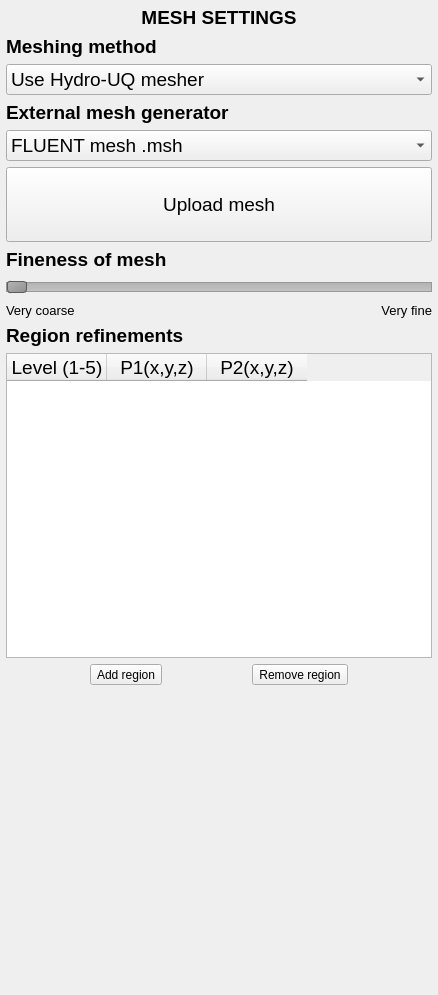
NHERI-SimCenter/HydroUQ, file EVENTS/GeoClawOpenFOAM/meshing.ui: the form before one commit.
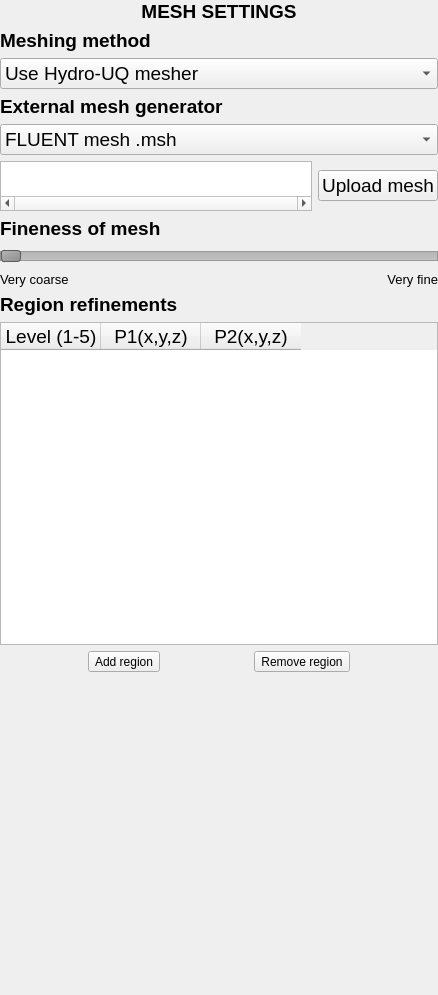
The form after the commit.

Commit message: bha - checked building / mesh / materials

What changed in the file:
```diff
--- a/EVENTS/GeoClawOpenFOAM/meshing.ui
+++ b/EVENTS/GeoClawOpenFOAM/meshing.ui
@@ -15,16 +15,16 @@
   </property>
   <layout class="QVBoxLayout" name="verticalLayout">
    <property name="leftMargin">
-    <number>6</number>
+    <number>0</number>
    </property>
    <property name="topMargin">
-    <number>6</number>
+    <number>0</number>
    </property>
    <property name="rightMargin">
-    <number>6</number>
+    <number>0</number>
    </property>
    <property name="bottomMargin">
-    <number>6</number>
+    <number>0</number>
    </property>
    <item>
     <widget class="QLabel" name="Lbl_H1">
@@ -140,6 +140,41 @@
     </widget>
    </item>
    <item>
+    <layout class="QHBoxLayout" name="horizontalLayout" stretch="3,1">
+     <item>
+      <widget class="QPlainTextEdit" name="PText_Path">
+       <property name="sizePolicy">
+        <sizepolicy hsizetype="Fixed" vsizetype="MinimumExpanding">
+         <horstretch>0</horstretch>
+         <verstretch>0</verstretch>
+        </sizepolicy>
+       </property>
+       <property name="minimumSize">
+        <size>
+         <width>200</width>
+         <height>50</height>
+        </size>
+       </property>
+       <property name="maximumSize">
+        <size>
+         <width>400</width>
+         <height>50</height>
+        </size>
+       </property>
+       <property name="font">
+        <font>
+         <pointsize>14</pointsize>
+        </font>
+       </property>
+       <property name="horizontalScrollBarPolicy">
+        <enum>Qt::ScrollBarAlwaysOn</enum>
+       </property>
+       <property name="readOnly">
+        <bool>true</bool>
+       </property>
+      </widget>
+     </item>
+     <item>
     <widget class="QPushButton" name="Btn_UploadMesh">
      <property name="font">
       <font>
@@ -153,11 +188,11 @@
       <number>10000</number>
      </property>
      <property name="text">
-      <string>
-Upload mesh
-</string>
-     </property>
-    </widget>
+        <string>Upload mesh</string>
+       </property>
+      </widget>
+     </item>
+    </layout>
    </item>
    <item>
     <widget class="QLabel" name="Lbl_FineH2">
```
Lines whose indentation alone changed are shown as unchanged. The commit also changes 10 other files.
